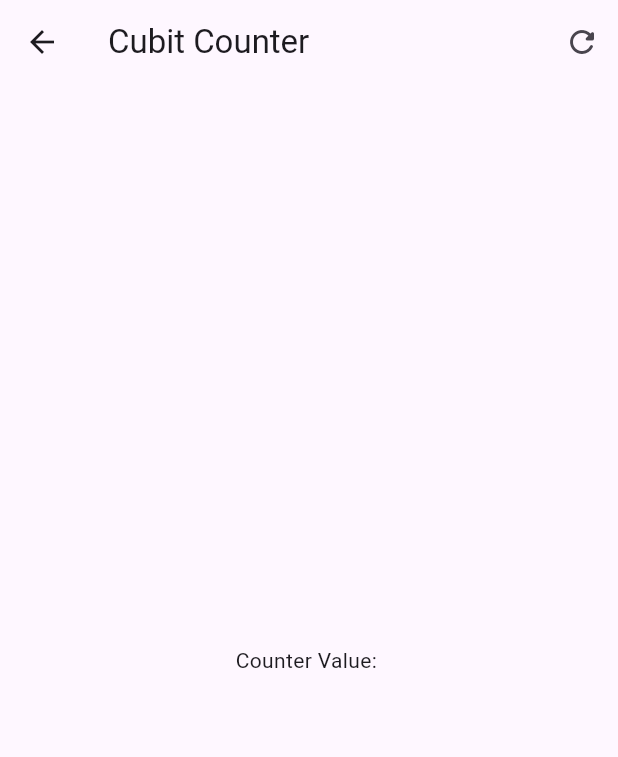
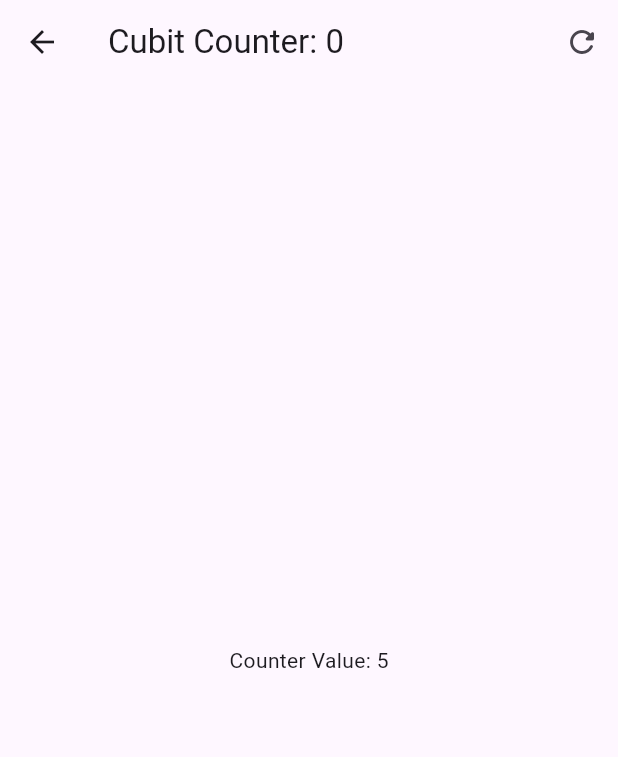
Before and after one commit to pelsmi11/flutter_forms_app, a Flutter app: the screen it shows after launch, after a tap on "Cubits", on a phone screen of 412 x 824 dp. Shown: the top 757 px of the screen. Run offline on Flutter 3.47's test engine with Material 3 defaults, Android fonts, the phone set to English and light mode, and no system bars; our stand-ins replace equatable, flutter_bloc, go_router.

Commit message:
feat: add cubits state

```diff
--- /dev/null
+++ b/devtools_options.yaml
@@ -0,0 +1,3 @@
+description: This file stores settings for Dart & Flutter DevTools.
+documentation: https://docs.flutter.dev/tools/devtools/extensions#configure-extension-enablement-states
+extensions:
--- /dev/null
+++ b/lib/presentation/blocs/counter_cubit/counter_state.dart
@@ -0,0 +1,19 @@
+part of 'counter_cubit.dart';
+
+class CounterState extends Equatable {
+  final int counter;
+  final int transactionCount;
+
+  const CounterState({this.counter = 0, this.transactionCount = 0});
+
+  copyWith({
+    int? counter,
+    int? transactionCount,
+  }) =>
+      CounterState(
+          counter: counter ?? this.counter,
+          transactionCount: transactionCount ?? this.transactionCount);
+
+  @override
+  List<Object> get props => [counter, transactionCount];
+}
--- a/lib/presentation/screens/cubit_counter_screen.dart
+++ b/lib/presentation/screens/cubit_counter_screen.dart
@@ -1,29 +1,61 @@
 import 'package:flutter/material.dart';
+import 'package:flutter_bloc/flutter_bloc.dart';
+import 'package:forms_app/presentation/blocs/counter_cubit/counter_cubit.dart';
 
 class CubitCounterScreen extends StatelessWidget {
   const CubitCounterScreen({super.key});
 
   @override
   Widget build(BuildContext context) {
+    return BlocProvider(
+      create: (_) => CounterCubit(),
+      child: const _CubitCounterView(),
+    );
+  }
+}
+
+class _CubitCounterView extends StatelessWidget {
+  const _CubitCounterView({
+    super.key,
+  });
+
+  @override
+  Widget build(BuildContext context) {
+    // example whit watch
+    // final counterState = context.watch<CounterCubit>().state;
+
+    void increaseCounterBy(BuildContext context, [int value = 1]) {
+      context.read<CounterCubit>().increaseBy(value);
+    }
+
     return Scaffold(
       appBar: AppBar(
-        title: const Text('Cubit Counter'),
+        // title: Text('Cubit Counter: ${counterState.transactionCount}'), //example of watch
+        title: context.select((CounterCubit value) {
+          return Text('Cubit Counter: ${value.state.transactionCount}');
+        }),
         actions: [
           IconButton(
             icon: const Icon(Icons.refresh_rounded),
-            onPressed: () {},
+            onPressed: () {
+              context.read<CounterCubit>().reset();
+            },
           ),
         ],
       ),
-      body: const Center(
-        child: Text("Counter Value: "),
+      body: Center(
+        child: BlocBuilder<CounterCubit, CounterState>(
+          builder: (context, state) {
+            return Text("Counter Value: ${state.counter}");
+          },
+        ),
       ),
       floatingActionButton: Column(
         mainAxisAlignment: MainAxisAlignment.end,
         children: [
           FloatingActionButton(
             heroTag: '1',
-            onPressed: () => {},
+            onPressed: () => {increaseCounterBy(context, 3)},
             child: const Text('+3'),
           ),
           const SizedBox(
@@ -31,7 +63,7 @@ class CubitCounterScreen extends StatelessWidget {
           ),
           FloatingActionButton(
             heroTag: '2',
-            onPressed: () => {},
+            onPressed: () => {increaseCounterBy(context, 2)},
             child: const Text('+2'),
           ),
           const SizedBox(
@@ -39,7 +71,7 @@ class CubitCounterScreen extends StatelessWidget {
           ),
           FloatingActionButton(
             heroTag: '3',
-            onPressed: () => {},
+            onPressed: () => {increaseCounterBy(context)},
             child: const Text('+1'),
           ),
         ],
```
Also changed, not shown: lib/presentation/blocs/counter_cubit/counter_cubit.dart (added, +18 -0 lines), pubspec.yaml (+4 -6 lines), pubspec.lock.
